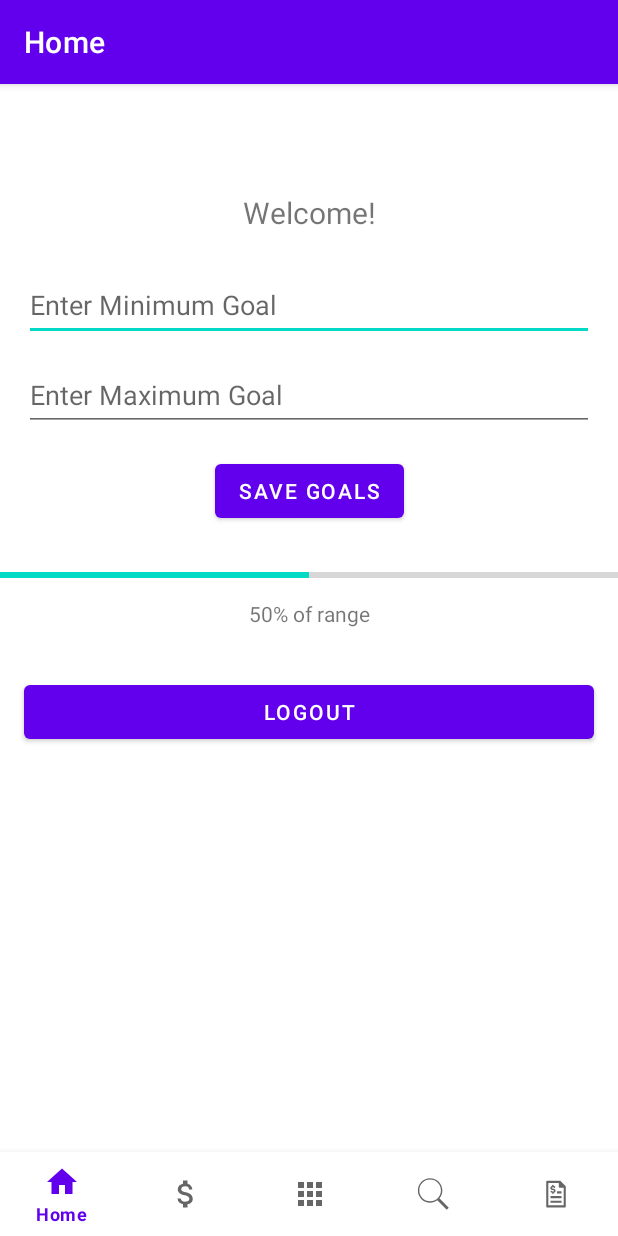
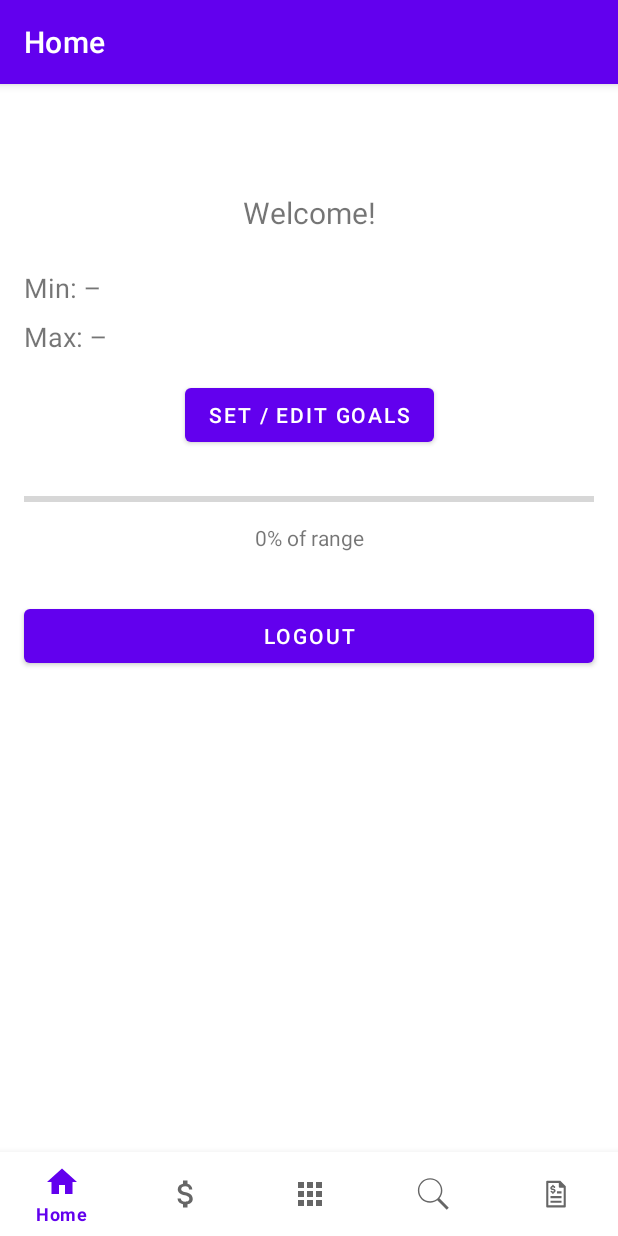
Before and after one commit to CalebHartsliefST10255912/BudgetBee_PROG7313_POE_FINAL, an Android app: the screen it shows after launch once a user with an empty profile is signed in (MainActivity), on a phone screen of 412 x 824 dp. Run offline under Robolectric (Android 15) with nearby library versions, the phone set to English and light mode, and no system bars; our stand-ins replace Firebase (no records; nobody signed in at launch, a user with empty details on screens opened directly), navigation-ui.

Commit message:
test push of goals

```diff
--- a/app/src/main/AndroidManifest.xml
+++ b/app/src/main/AndroidManifest.xml
@@ -34,6 +34,8 @@
         <activity android:name=".ui.category.CategoryDetailsActivity" android:exported="true" />
 
 
+<!---goals-->
+        <activity android:name=".ui.GoalsActivity" />
 
 
 
--- a/app/src/main/java/com/example/budgetbee_prog7313_poe_final/ui/home/HomeFragment.kt
+++ b/app/src/main/java/com/example/budgetbee_prog7313_poe_final/ui/home/HomeFragment.kt
@@ -6,12 +6,12 @@ import android.util.Log
 import android.view.LayoutInflater
 import android.view.View
 import android.view.ViewGroup
-import android.widget.Toast
 import androidx.fragment.app.Fragment
 import androidx.lifecycle.ViewModelProvider
 import com.example.budgetbee_prog7313_poe_final.LoginActivity
 import com.example.budgetbee_prog7313_poe_final.databinding.FragmentHomeBinding
 import com.example.budgetbee_prog7313_poe_final.firebase.FirebaseAuthManager
+import com.example.budgetbee_prog7313_poe_final.ui.GoalsActivity
 import com.google.firebase.auth.FirebaseAuth
 import com.google.firebase.firestore.FirebaseFirestore
 import java.text.SimpleDateFormat
@@ -28,11 +28,9 @@ class HomeFragment : Fragment() {
         container: ViewGroup?,
         savedInstanceState: Bundle?
     ): View {
-        val homeViewModel =
-            ViewModelProvider(this).get(HomeViewModel::class.java)
-
+        val homeViewModel = ViewModelProvider(this).get(HomeViewModel::class.java)
         _binding = FragmentHomeBinding.inflate(inflater, container, false)
-        val root: View = binding.root
+        val root = binding.root
 
         // Greeting
         homeViewModel.text.observe(viewLifecycleOwner) {
@@ -48,66 +46,51 @@ class HomeFragment : Fragment() {
             startActivity(intent)
         }
 
-        // Dummy values for progress demonstration
-        val dummyMin = 100.0
-        val dummyMax = 200.0
-        val dummyCurrent = 150.0
-        setupProgressBar(dummyMin, dummyMax, dummyCurrent)
+        // Edit Goals button
+        binding.btnEditGoals.setOnClickListener {
+            startActivity(Intent(requireContext(), GoalsActivity::class.java))
+        }
 
-        // Save goal logic
-        binding.btnSaveGoal.setOnClickListener {
-            val minGoal = binding.editMinGoal.text.toString().toDoubleOrNull()
-            val maxGoal = binding.editMaxGoal.text.toString().toDoubleOrNull()
-            if (minGoal == null || maxGoal == null) {
-                Toast.makeText(requireContext(), "Please enter valid numbers", Toast.LENGTH_SHORT).show()
-                return@setOnClickListener
-            }
-            saveGoal(minGoal, maxGoal) { success ->
-                if (success) {
-                    Toast.makeText(requireContext(), "Goals saved!", Toast.LENGTH_SHORT).show()
-                    // Reuse dummyCurrent or calculate real current later
-                    setupProgressBar(minGoal, maxGoal, dummyCurrent)
-                } else {
-                    Toast.makeText(requireContext(), "Failed to save goals", Toast.LENGTH_SHORT).show()
-                }
-            }
-        }
+        // Load & display saved goals
+        loadAndDisplayGoals()
 
         return root
     }
 
-    private fun setupProgressBar(minGoal: Double, maxGoal: Double, current: Double) {
+    private fun loadAndDisplayGoals() {
+        val userId = FirebaseAuth.getInstance().currentUser?.uid ?: return
+        val month = SimpleDateFormat("yyyy-MM", Locale.getDefault()).format(Date())
+        FirebaseFirestore.getInstance()
+            .collection("goals")
+            .document("$userId-$month")
+            .get()
+            .addOnSuccessListener { doc ->
+                if (doc.exists()) {
+                    val minGoal = doc.getDouble("minGoal") ?: 0.0
+                    val maxGoal = doc.getDouble("maxGoal") ?: 0.0
+                    binding.minGoalText.text = "Min: R$minGoal"
+                    binding.maxGoalText.text = "Max: R$maxGoal"
+                    val dummyCurrent = (minGoal + maxGoal) / 2
+                    setupProgressBar(minGoal, maxGoal, dummyCurrent)
+                } else {
+                    binding.minGoalText.text = "Min: –"
+                    binding.maxGoalText.text = "Max: –"
+                }
+            }
+            .addOnFailureListener { e ->
+                Log.e("HomeFragment", "Error loading goals", e)
+            }
+    }
+
+    private fun setupProgressBar(min: Double, max: Double, current: Double) {
         val percent = when {
-            current <= minGoal -> 0
-            current >= maxGoal -> 100
-            else -> (((current - minGoal) / (maxGoal - minGoal)) * 100).toInt()
+            current <= min -> 0
+            current >= max -> 100
+            else -> (((current - min) / (max - min)) * 100).toInt()
         }
         binding.goalProgressBar.max = 100
         binding.goalProgressBar.progress = percent
         binding.progressText.text = "$percent% of range"
-    }
-
-    private fun saveGoal(minGoal: Double, maxGoal: Double, callback: (Boolean) -> Unit) {
-        val userId = FirebaseAuth.getInstance().currentUser?.uid
-        if (userId == null) {
-            Toast.makeText(requireContext(), "User not logged in", Toast.LENGTH_SHORT).show()
-            return callback(false)
-        }
-        val currentMonth = SimpleDateFormat("yyyy-MM", Locale.getDefault()).format(Date())
-        val goalData = hashMapOf(
-            "minGoal" to minGoal,
-            "maxGoal" to maxGoal,
-            "month" to currentMonth
-        )
-        FirebaseFirestore.getInstance()
-            .collection("goals")
-            .document("$userId-$currentMonth")
-            .set(goalData)
-            .addOnSuccessListener { callback(true) }
-            .addOnFailureListener { e ->
-                Log.e("HomeFragment", "Error saving goals", e)
-                callback(false)
-            }
     }
 
     override fun onDestroyView() {
--- a/app/src/main/res/layout/fragment_home.xml
+++ b/app/src/main/res/layout/fragment_home.xml
@@ -7,57 +7,56 @@
     android:layout_height="match_parent"
     tools:context=".ui.home.HomeFragment">
 
-    <!-- Existing title, inputs and buttons … -->
-
+    <!-- Greeting -->
     <TextView
         android:id="@+id/text_home"
         android:layout_width="0dp"
         android:layout_height="wrap_content"
-        android:text="Your Monthly Goals"
+        android:text="Welcome!"
         android:textAlignment="center"
         android:textSize="20sp"
         android:layout_marginTop="16dp"
         app:layout_constraintTop_toTopOf="parent"
         app:layout_constraintStart_toStartOf="parent"
-        app:layout_constraintEnd_toEndOf="parent" />
+        app:layout_constraintEnd_toEndOf="parent"/>
 
-    <EditText
-        android:id="@+id/editMinGoal"
+    <!-- Display current min/max goals -->
+    <TextView
+        android:id="@+id/minGoalText"
         android:layout_width="0dp"
         android:layout_height="wrap_content"
+        android:text="Min: –"
+        android:textSize="18sp"
+        android:layout_marginTop="24dp"
         android:layout_marginHorizontal="16dp"
-        android:layout_marginTop="24dp"
-        android:hint="Enter Minimum Goal"
-        android:inputType="numberDecimal"
-        android:minHeight="48dp"
-        app:layout_constraintEnd_toEndOf="parent"
+        app:layout_constraintTop_toBottomOf="@id/text_home"
         app:layout_constraintStart_toStartOf="parent"
-        app:layout_constraintTop_toBottomOf="@id/text_home" />
+        app:layout_constraintEnd_toEndOf="parent"/>
 
-    <EditText
-        android:id="@+id/editMaxGoal"
+    <TextView
+        android:id="@+id/maxGoalText"
         android:layout_width="0dp"
         android:layout_height="wrap_content"
+        android:text="Max: –"
+        android:textSize="18sp"
+        android:layout_marginTop="8dp"
         android:layout_marginHorizontal="16dp"
-        android:layout_marginTop="12dp"
-        android:hint="Enter Maximum Goal"
-        android:inputType="numberDecimal"
-        android:minHeight="48dp"
-        app:layout_constraintEnd_toEndOf="parent"
+        app:layout_constraintTop_toBottomOf="@id/minGoalText"
         app:layout_constraintStart_toStartOf="parent"
-        app:layout_constraintTop_toBottomOf="@id/editMinGoal" />
+        app:layout_constraintEnd_toEndOf="parent"/>
 
+    <!-- Button to open GoalsActivity -->
     <Button
-        android:id="@+id/btnSaveGoal"
+        android:id="@+id/btnEditGoals"
         android:layout_width="wrap_content"
         android:layout_height="wrap_content"
-        android:text="Save Goals"
+        android:text="Set / Edit Goals"
         android:layout_marginTop="16dp"
-        app:layout_constraintTop_toBottomOf="@id/editMaxGoal"
+        app:layout_constraintTop_toBottomOf="@id/maxGoalText"
         app:layout_constraintStart_toStartOf="parent"
-        app:layout_constraintEnd_toEndOf="parent" />
+        app:layout_constraintEnd_toEndOf="parent"/>
 
-    <!-- Progress Bar to show dummy progress -->
+    <!-- Progress bar and text -->
     <ProgressBar
         android:id="@+id/goalProgressBar"
         style="?android:attr/progressBarStyleHorizontal"
@@ -66,22 +65,22 @@
         android:layout_marginTop="24dp"
         android:max="100"
         android:progress="0"
-        app:layout_constraintTop_toBottomOf="@id/btnSaveGoal"
+        android:layout_marginHorizontal="16dp"
+        app:layout_constraintTop_toBottomOf="@id/btnEditGoals"
         app:layout_constraintStart_toStartOf="parent"
-        app:layout_constraintEnd_toEndOf="parent" />
+        app:layout_constraintEnd_toEndOf="parent"/>
 
-    <!-- Text to show percentage -->
     <TextView
         android:id="@+id/progressText"
         android:layout_width="wrap_content"
         android:layout_height="wrap_content"
+        android:text="0% of range"
         android:layout_marginTop="8dp"
-        android:text="0% of range"
         app:layout_constraintTop_toBottomOf="@id/goalProgressBar"
         app:layout_constraintStart_toStartOf="parent"
-        app:layout_constraintEnd_toEndOf="parent" />
+        app:layout_constraintEnd_toEndOf="parent"/>
 
-    <!-- Logout Button -->
+    <!-- Logout button -->
     <Button
         android:id="@+id/logoutButton"
         android:layout_width="0dp"
@@ -91,6 +90,6 @@
         android:layout_marginHorizontal="16dp"
         app:layout_constraintTop_toBottomOf="@id/progressText"
         app:layout_constraintStart_toStartOf="parent"
-        app:layout_constraintEnd_toEndOf="parent" />
+        app:layout_constraintEnd_toEndOf="parent"/>
 
 </androidx.constraintlayout.widget.ConstraintLayout>
```
Also changed, not shown: app/src/main/java/com/example/budgetbee_prog7313_poe_final/ui/GoalsActivity.kt (added, +58 -0 lines), app/src/main/res/layout/activity_goals.xml (added, +45 -0 lines).
